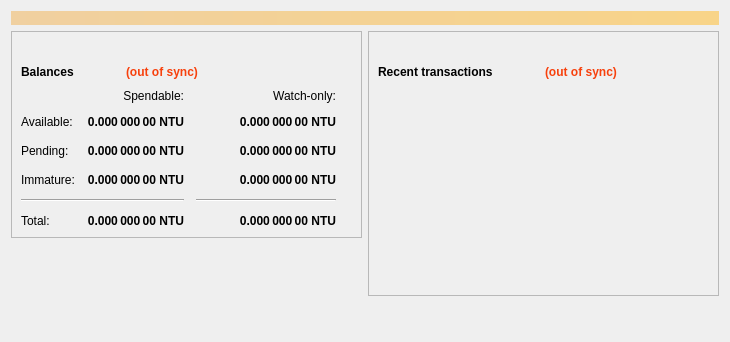
Old version of the form src/qt/forms/overviewpage.ui in the repository nutucoin/NutucoinV2.
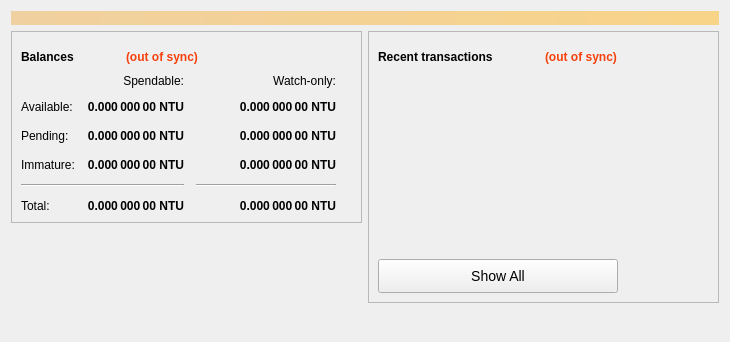
New version of the form. Icons and pictures are not drawn.

Commit message: New UI for 'Recent transaction'

The edit to the form file:
```diff
--- a/src/qt/forms/overviewpage.ui
+++ b/src/qt/forms/overviewpage.ui
@@ -57,7 +57,7 @@
             <property name="sizeHint" stdset="0">
              <size>
               <width>20</width>
-              <height>20</height>
+              <height>5</height>
              </size>
             </property>
            </spacer>
@@ -528,7 +528,7 @@
             <property name="sizeHint" stdset="0">
              <size>
               <width>20</width>
-              <height>20</height>
+              <height>5</height>
              </size>
             </property>
            </spacer>
@@ -618,19 +618,6 @@
             </item>
            </layout>
           </item>
-          <item>
-           <spacer name="verticalSpacer_6">
-            <property name="orientation">
-             <enum>Qt::Vertical</enum>
-            </property>
-            <property name="sizeHint" stdset="0">
-             <size>
-              <width>20</width>
-              <height>10</height>
-             </size>
-            </property>
-           </spacer>
-          </item>
           <item>
            <widget class="QListView" name="listTransactions">
             <property name="styleSheet">
@@ -650,6 +637,31 @@
             </property>
            </widget>
           </item>
+          <item>
+           <widget class="QPushButton" name="btnShowAll">
+            <property name="minimumSize">
+             <size>
+              <width>240</width>
+              <height>34</height>
+             </size>
+            </property>
+            <property name="maximumSize">
+             <size>
+              <width>240</width>
+              <height>34</height>
+             </size>
+            </property>
+            <property name="styleSheet">
+             <string notr="true">QPushButton{font-size: 14px}</string>
+            </property>
+            <property name="text">
+             <string>Show All</string>
+            </property>
+            <property name="flat">
+             <bool>false</bool>
+            </property>
+           </widget>
+          </item>
          </layout>
         </widget>
        </item>
```
The commit also changes 3 other files.
